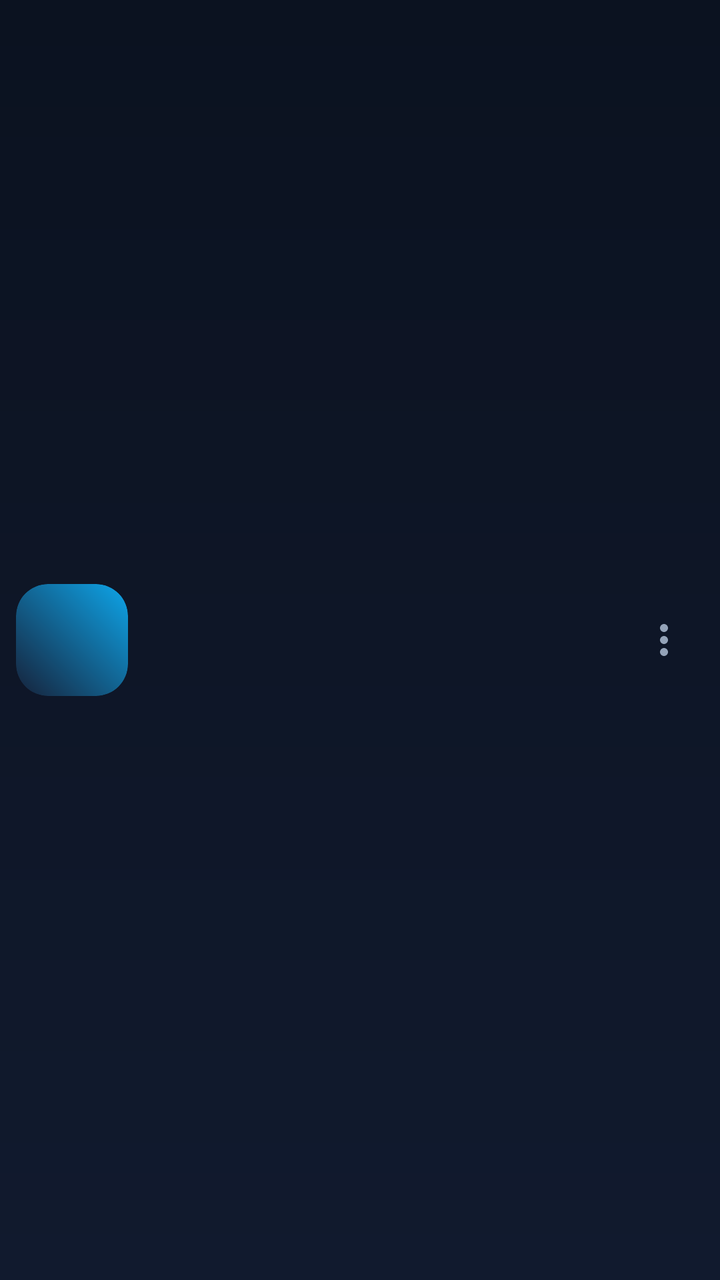
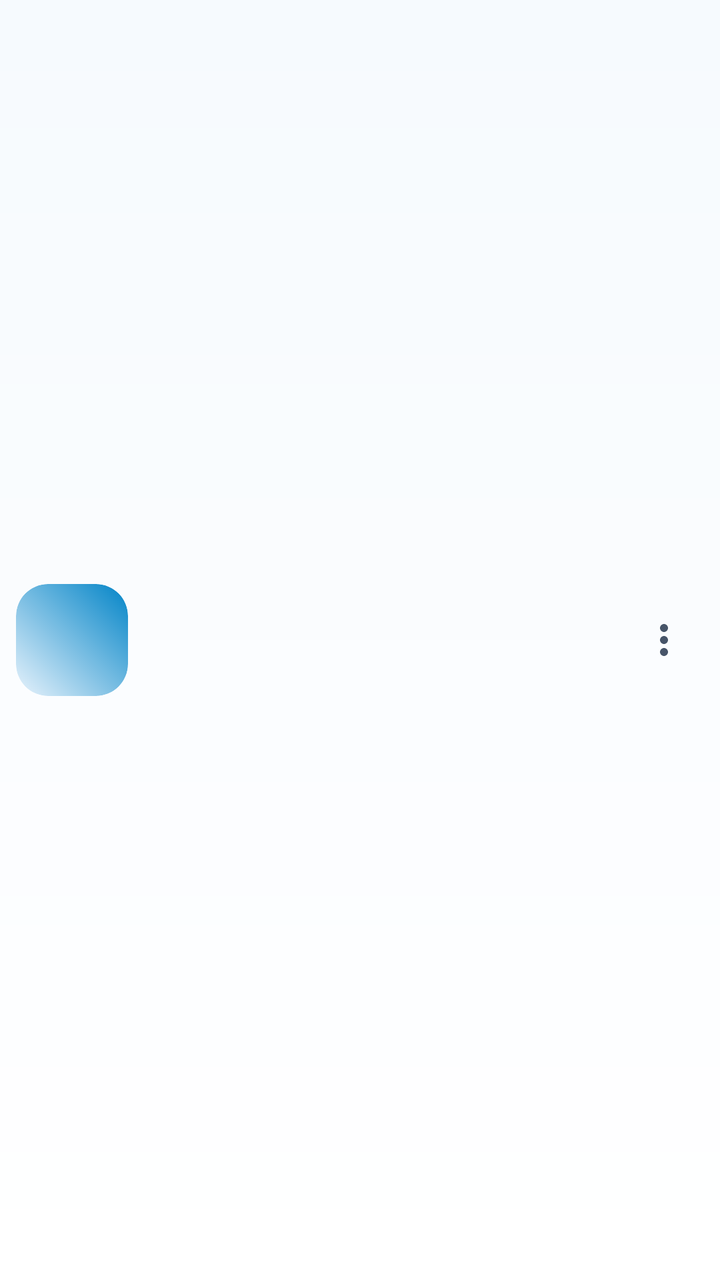

Compare the two renders of this Android layout. The source of the first and the diff that turns it into the second are given below.
<!-- AndroidManifest.xml: application theme Theme.MystMusic -->
<!-- res/layout/item_track_row.xml -->
<?xml version="1.0" encoding="utf-8"?>
<LinearLayout xmlns:android="http://schemas.android.com/apk/res/android"
    xmlns:app="http://schemas.android.com/apk/res-auto"
    android:layout_width="match_parent"
    android:layout_height="wrap_content"
    android:layout_marginStart="@dimen/space_s"
    android:layout_marginEnd="@dimen/space_s"
    android:background="@drawable/bg_track_row"
    android:clickable="true"
    android:focusable="true"
    android:gravity="center_vertical"
    android:minHeight="@dimen/track_row_height"
    android:orientation="horizontal"
    android:padding="@dimen/space_s">

    <com.google.android.material.imageview.ShapeableImageView
        android:id="@+id/rowCover"
        android:layout_width="@dimen/track_thumb"
        android:layout_height="@dimen/track_thumb"
        android:background="@drawable/bg_cover_placeholder"
        android:contentDescription="@null"
        android:scaleType="centerCrop"
        app:shapeAppearanceOverlay="@style/ShapeAppearance.MystMusic.Cover" />

    <LinearLayout
        android:layout_width="0dp"
        android:layout_height="wrap_content"
        android:layout_marginStart="@dimen/space_m"
        android:layout_weight="1"
        android:orientation="vertical">

        <TextView
            android:id="@+id/rowTitle"
            android:layout_width="match_parent"
            android:layout_height="wrap_content"
            android:ellipsize="end"
            android:fontFamily="sans-serif-medium"
            android:maxLines="1"
            android:textColor="@color/text"
            android:textSize="@dimen/text_body" />

        <TextView
            android:id="@+id/rowArtist"
            android:layout_width="match_parent"
            android:layout_height="wrap_content"
            android:layout_marginTop="2dp"
            android:ellipsize="end"
            android:maxLines="1"
            android:textColor="@color/text_dim"
            android:textSize="@dimen/text_small" />
    </LinearLayout>

    <TextView
        android:id="@+id/rowDuration"
        android:layout_width="wrap_content"
        android:layout_height="wrap_content"
        android:layout_marginStart="@dimen/space_s"
        android:textColor="@color/text_dim"
        android:textSize="@dimen/text_small" />

    <ImageButton
        android:id="@+id/rowMore"
        android:layout_width="40dp"
        android:layout_height="40dp"
        android:background="?attr/selectableItemBackgroundBorderless"
        android:contentDescription="@string/common_more"
        android:src="@drawable/ic_more"
        app:tint="@color/text_dim" />
</LinearLayout>
<!-- resources referenced by this layout -->
<resources>
  <color name="text">#F1F5F9</color>
  <color name="text_dim">#94A3B8</color>
  <!-- drawable bg_cover_placeholder (drawable) -->
  <?xml version="1.0" encoding="utf-8"?>
  <shape xmlns:android="http://schemas.android.com/apk/res/android" android:shape="rectangle">
      <gradient android:angle="45" android:startColor="@color/surface_alt" android:endColor="@color/sky_500" />
      <corners android:radius="16dp" />
  </shape>
  <!-- drawable bg_track_row (drawable) -->
  <?xml version="1.0" encoding="utf-8"?>
  <selector xmlns:android="http://schemas.android.com/apk/res/android">
      <item android:state_selected="true">
          <shape android:shape="rectangle">
              <solid android:color="@color/sky_alpha_16" />
              <corners android:radius="16dp" />
          </shape>
      </item>
      <item android:state_focused="true">
          <shape android:shape="rectangle">
              <solid android:color="@color/sky_alpha_24" />
              <corners android:radius="16dp" />
              <stroke android:width="2dp" android:color="@color/sky_400" />
          </shape>
      </item>
      <item>
          <shape android:shape="rectangle">
              <solid android:color="@color/transparent" />
              <corners android:radius="16dp" />
          </shape>
      </item>
  </selector>
  <style name="Theme.MystMusic" parent="Theme.Material3.Dark.NoActionBar">
          <item name="colorPrimary">@color/sky_400</item>
          <item name="colorOnPrimary">@color/bg</item>
          <item name="colorPrimaryContainer">@color/sky_500</item>
          <item name="colorOnPrimaryContainer">@color/bg</item>
          <item name="colorSecondary">@color/sky_500</item>
          <item name="colorOnSecondary">@color/text</item>
          <item name="colorSurface">@color/surface</item>
          <item name="colorOnSurface">@color/text</item>
          <item name="colorOnSurfaceVariant">@color/text_dim</item>
          <item name="colorError">@color/error</item>
          <item name="android:colorBackground">@color/bg</item>
          <item name="android:windowBackground">@drawable/bg_app</item>
          <item name="android:statusBarColor">@android:color/transparent</item>
          <item name="android:navigationBarColor">@android:color/transparent</item>
          <item name="android:windowLightStatusBar">false</item>
          <item name="android:windowLightNavigationBar">false</item>
          <item name="android:windowDrawsSystemBarBackgrounds">true</item>
          <item name="android:textColorPrimary">@color/text</item>
          <item name="android:textColorSecondary">@color/text_dim</item>
          <item name="materialAlertDialogTheme">@style/ThemeOverlay.MystMusic.Dialog</item>
          <item name="bottomSheetDialogTheme">@style/ThemeOverlay.MystMusic.BottomSheet</item>
          <item name="android:windowAnimationStyle">@style/Animation.MystMusic.Window</item>
          <item name="android:windowContentTransitions">true</item>
          <item name="android:forceDarkAllowed" tools:targetApi="q">false</item>
      </style>
  <color name="surface_alt">#16223A</color>
  <color name="sky_500">#0EA5E9</color>
  <color name="sky_alpha_16">#2938BDF8</color>
  <color name="sky_alpha_24">#3D38BDF8</color>
  <color name="bg">#0B1220</color>
  <color name="surface">#111A2E</color>
  <color name="error">#F87171</color>
  <!-- drawable bg_app (drawable) -->
  <?xml version="1.0" encoding="utf-8"?>
  <shape xmlns:android="http://schemas.android.com/apk/res/android" android:shape="rectangle">
      <gradient android:angle="270" android:startColor="@color/bg" android:endColor="@color/surface" />
  </shape>
  <style name="ThemeOverlay.MystMusic.Dialog" parent="ThemeOverlay.Material3.MaterialAlertDialog">
          <item name="colorSurface">@color/surface_alt</item>
          <item name="colorOnSurface">@color/text</item>
          <item name="colorPrimary">@color/sky_400</item>
          <item name="android:windowBackground">@color/transparent</item>
          <item name="android:windowAnimationStyle">@style/Animation.MystMusic.Dialog</item>
      </style>
  <style name="Widget.MystMusic.BottomSheet" parent="Widget.Material3.BottomSheet.Modal">
          <item name="backgroundTint">@color/surface_alt</item>
          <item name="shapeAppearanceOverlay">@style/ShapeAppearance.MystMusic.BottomSheet</item>
      </style>
  <!-- unchanged entries left out for length: 16 -->
</resources>

<!-- the commit's change to res/layout/item_track_row.xml (unified diff, before → after) -->
@@ -36,7 +36,7 @@
             android:ellipsize="end"
             android:fontFamily="sans-serif-medium"
             android:maxLines="1"
-            android:textColor="@color/text"
+            android:textColor="?attr/mystOnSurface"
             android:textSize="@dimen/text_body" />
 
         <TextView
@@ -46,7 +46,7 @@
             android:layout_marginTop="2dp"
             android:ellipsize="end"
             android:maxLines="1"
-            android:textColor="@color/text_dim"
+            android:textColor="?attr/mystOnSurfaceDim"
             android:textSize="@dimen/text_small" />
     </LinearLayout>
 
@@ -55,7 +55,7 @@
         android:layout_width="wrap_content"
         android:layout_height="wrap_content"
         android:layout_marginStart="@dimen/space_s"
-        android:textColor="@color/text_dim"
+        android:textColor="?attr/mystOnSurfaceDim"
         android:textSize="@dimen/text_small" />
 
     <ImageButton
@@ -65,5 +65,5 @@
         android:background="?attr/selectableItemBackgroundBorderless"
         android:contentDescription="@string/common_more"
         android:src="@drawable/ic_more"
-        app:tint="@color/text_dim" />
+        app:tint="?attr/mystOnSurfaceDim" />
 </LinearLayout>
<!-- resource entries referenced after the edit -->
@@ -1,11 +1,9 @@
 <!-- resources referenced by this layout -->
 <resources>
-  <color name="text">#F1F5F9</color>
-  <color name="text_dim">#94A3B8</color>
   <!-- drawable bg_cover_placeholder (drawable) -->
   <?xml version="1.0" encoding="utf-8"?>
   <shape xmlns:android="http://schemas.android.com/apk/res/android" android:shape="rectangle">
-      <gradient android:angle="45" android:startColor="@color/surface_alt" android:endColor="@color/sky_500" />
+      <gradient android:angle="45" android:startColor="?attr/mystSurfaceAlt" android:endColor="?attr/mystAccentDark" />
       <corners android:radius="16dp" />
   </shape>
   <!-- drawable bg_track_row (drawable) -->
@@ -13,15 +11,15 @@
   <selector xmlns:android="http://schemas.android.com/apk/res/android">
       <item android:state_selected="true">
           <shape android:shape="rectangle">
-              <solid android:color="@color/sky_alpha_16" />
+              <solid android:color="?attr/mystAccentAlpha16" />
               <corners android:radius="16dp" />
           </shape>
       </item>
       <item android:state_focused="true">
           <shape android:shape="rectangle">
-              <solid android:color="@color/sky_alpha_24" />
+              <solid android:color="?attr/mystAccentAlpha24" />
               <corners android:radius="16dp" />
-              <stroke android:width="2dp" android:color="@color/sky_400" />
+              <stroke android:width="2dp" android:color="?attr/mystAccent" />
           </shape>
       </item>
       <item>
@@ -31,53 +29,96 @@
           </shape>
       </item>
   </selector>
-  <style name="Theme.MystMusic" parent="Theme.Material3.Dark.NoActionBar">
-          <item name="colorPrimary">@color/sky_400</item>
-          <item name="colorOnPrimary">@color/bg</item>
-          <item name="colorPrimaryContainer">@color/sky_500</item>
-          <item name="colorOnPrimaryContainer">@color/bg</item>
-          <item name="colorSecondary">@color/sky_500</item>
-          <item name="colorOnSecondary">@color/text</item>
-          <item name="colorSurface">@color/surface</item>
-          <item name="colorOnSurface">@color/text</item>
-          <item name="colorOnSurfaceVariant">@color/text_dim</item>
-          <item name="colorError">@color/error</item>
-          <item name="android:colorBackground">@color/bg</item>
+  <style name="Theme.MystMusic" parent="Theme.MystMusic.Base">
+          <item name="colorPrimary">@color/light_accent</item>
+          <item name="colorOnPrimary">@color/on_accent</item>
+          <item name="colorPrimaryContainer">@color/sky_400</item>
+          <item name="colorOnPrimaryContainer">@color/on_accent</item>
+          <item name="colorSecondary">@color/light_accent_text</item>
+          <item name="colorOnSecondary">@color/on_accent</item>
+          <item name="colorSurface">@color/light_surface</item>
+          <item name="colorOnSurface">@color/light_text</item>
+          <item name="colorSurfaceVariant">@color/light_surface_alt</item>
+          <item name="colorOnSurfaceVariant">@color/light_text_dim</item>
+          <item name="colorOutline">@color/light_stroke_strong</item>
+          <item name="colorError">@color/light_error</item>
+          <item name="colorOnError">@color/white</item>
+          <item name="colorControlNormal">@color/light_text_dim</item>
+          <item name="colorControlActivated">@color/light_accent</item>
+          <item name="colorControlHighlight">@color/accent_alpha_24</item>
+          <item name="android:colorBackground">@color/light_bg</item>
+          <item name="android:textColorPrimary">@color/light_text</item>
+          <item name="android:textColorSecondary">@color/light_text_dim</item>
+          <item name="android:windowLightStatusBar" tools:targetApi="m">true</item>
+          <item name="android:windowLightNavigationBar" tools:targetApi="o_mr1">true</item>
+  
+          <item name="mystBackground">@color/light_bg</item>
+          <item name="mystSurface">@color/light_surface</item>
+          <item name="mystSurfaceAlt">@color/light_surface_alt</item>
+          <item name="mystOnSurface">@color/light_text</item>
+          <item name="mystOnSurfaceDim">@color/light_text_dim</item>
+          <item name="mystNavbarBg">@color/light_navbar</item>
+          <item name="mystStroke">@color/light_stroke</item>
+          <item name="mystStrokeStrong">@color/light_stroke_strong</item>
+          <item name="mystGradientStart">@color/light_bg</item>
+          <item name="mystGradientEnd">@color/light_surface_alt</item>
+          <item name="mystAccent">@color/light_accent</item>
+          <item name="mystAccentDark">@color/light_accent_dark</item>
+          <item name="mystAccentText">@color/light_accent_text</item>
+          <item name="mystOnAccent">@color/on_accent</item>
+          <item name="mystOnImage">@color/on_image</item>
+          <item name="mystImageScrim">@color/image_scrim</item>
+          <item name="mystPlayerScrim">@color/light_player_scrim</item>
+          <item name="mystError">@color/light_error</item>
+          <item name="mystSuccess">@color/light_success</item>
+          <item name="mystAccentAlpha16">@color/accent_alpha_16</item>
+          <item name="mystAccentAlpha24">@color/accent_alpha_24</item>
+      </style>
+  <style name="Theme.MystMusic.Base" parent="Theme.Material3.DayNight.NoActionBar">
           <item name="android:windowBackground">@drawable/bg_app</item>
           <item name="android:statusBarColor">@android:color/transparent</item>
           <item name="android:navigationBarColor">@android:color/transparent</item>
-          <item name="android:windowLightStatusBar">false</item>
-          <item name="android:windowLightNavigationBar">false</item>
           <item name="android:windowDrawsSystemBarBackgrounds">true</item>
-          <item name="android:textColorPrimary">@color/text</item>
-          <item name="android:textColorSecondary">@color/text_dim</item>
+          <item name="android:windowContentTransitions">true</item>
+          <item name="android:forceDarkAllowed" tools:targetApi="q">false</item>
           <item name="materialAlertDialogTheme">@style/ThemeOverlay.MystMusic.Dialog</item>
           <item name="bottomSheetDialogTheme">@style/ThemeOverlay.MystMusic.BottomSheet</item>
           <item name="android:windowAnimationStyle">@style/Animation.MystMusic.Window</item>
-          <item name="android:windowContentTransitions">true</item>
-          <item name="android:forceDarkAllowed" tools:targetApi="q">false</item>
       </style>
-  <color name="surface_alt">#16223A</color>
-  <color name="sky_500">#0EA5E9</color>
-  <color name="sky_alpha_16">#2938BDF8</color>
-  <color name="sky_alpha_24">#3D38BDF8</color>
-  <color name="bg">#0B1220</color>
-  <color name="surface">#111A2E</color>
-  <color name="error">#F87171</color>
+  <color name="light_accent">#0EA5E9</color>
+  <color name="on_accent">#04202E</color>
+  <color name="light_accent_text">#0369A1</color>
+  <color name="light_surface">#FFFFFF</color>
+  <color name="light_text">#0F172A</color>
+  <color name="light_surface_alt">#E8F3FC</color>
+  <color name="light_text_dim">#475569</color>
+  <color name="light_stroke_strong">#330F172A</color>
+  <color name="light_error">#DC2626</color>
+  <color name="white">#FFFFFF</color>
+  <color name="accent_alpha_24">#3D38BDF8</color>
+  <color name="light_bg">#F6FAFE</color>
+  <color name="light_navbar">#EBFFFFFF</color>
+  <color name="light_stroke">#1A0F172A</color>
+  <color name="light_accent_dark">#0284C7</color>
+  <color name="on_image">#FFFFFF</color>
+  <color name="image_scrim">#80000000</color>
+  <color name="light_player_scrim">#CCF6FAFE</color>
+  <color name="light_success">#15803D</color>
+  <color name="accent_alpha_16">#2938BDF8</color>
   <!-- drawable bg_app (drawable) -->
   <?xml version="1.0" encoding="utf-8"?>
   <shape xmlns:android="http://schemas.android.com/apk/res/android" android:shape="rectangle">
-      <gradient android:angle="270" android:startColor="@color/bg" android:endColor="@color/surface" />
+      <gradient android:angle="270" android:startColor="?attr/mystBackground" android:endColor="?attr/mystSurface" />
   </shape>
   <style name="ThemeOverlay.MystMusic.Dialog" parent="ThemeOverlay.Material3.MaterialAlertDialog">
-          <item name="colorSurface">@color/surface_alt</item>
-          <item name="colorOnSurface">@color/text</item>
-          <item name="colorPrimary">@color/sky_400</item>
+          <item name="colorSurface">?attr/mystSurfaceAlt</item>
+          <item name="colorOnSurface">?attr/mystOnSurface</item>
+          <item name="colorPrimary">?attr/mystAccentText</item>
           <item name="android:windowBackground">@color/transparent</item>
           <item name="android:windowAnimationStyle">@style/Animation.MystMusic.Dialog</item>
       </style>
   <style name="Widget.MystMusic.BottomSheet" parent="Widget.Material3.BottomSheet.Modal">
-          <item name="backgroundTint">@color/surface_alt</item>
+          <item name="backgroundTint">?attr/mystSurfaceAlt</item>
           <item name="shapeAppearanceOverlay">@style/ShapeAppearance.MystMusic.BottomSheet</item>
       </style>
   <!-- unchanged entries left out for length: 16 -->
